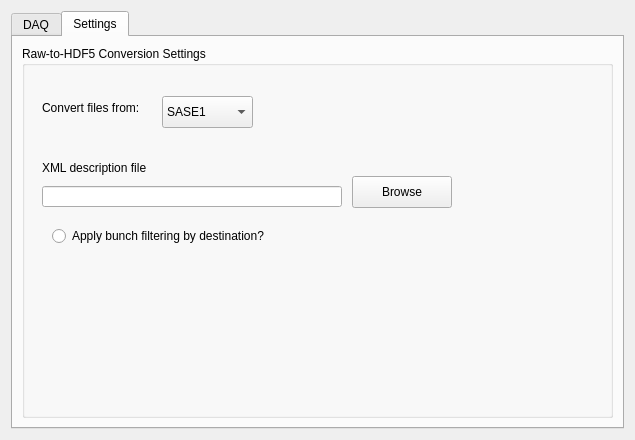
Above: gui/UIDAQ.ui from cgre23/XFEL-DAQ before the change. Below: the same form after it.
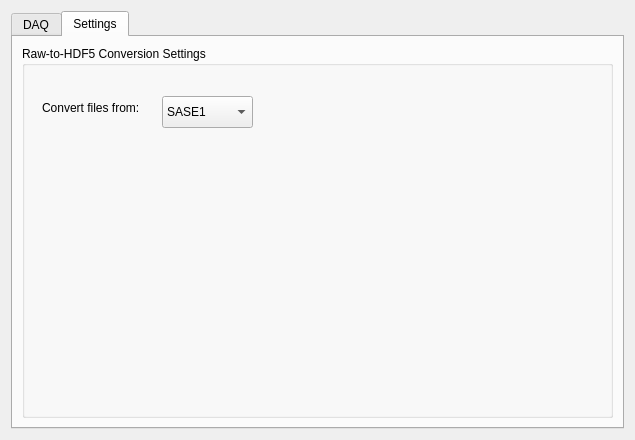
That is the form after the change. The open tabs and pages were chosen to show the change.

Commit message: update new xml files and filtering method. Changed  UI

```diff
--- a/gui/UIDAQ.ui
+++ b/gui/UIDAQ.ui
@@ -93,74 +93,7 @@
          <property name="title">
           <string>Raw-to-HDF5 Conversion Settings</string>
          </property>
-         <widget class="QLabel" name="label_3">
-          <property name="geometry">
-           <rect>
-            <x>20</x>
-            <y>110</y>
-            <width>200</width>
-            <height>24</height>
-           </rect>
-          </property>
-          <property name="maximumSize">
-           <size>
-            <width>200</width>
-            <height>16777215</height>
-           </size>
-          </property>
-          <property name="text">
-           <string>XML description file</string>
-          </property>
-         </widget>
-         <widget class="QLineEdit" name="filenameEdit">
-          <property name="geometry">
-           <rect>
-            <x>20</x>
-            <y>140</y>
-            <width>300</width>
-            <height>21</height>
-           </rect>
-          </property>
-          <property name="maximumSize">
-           <size>
-            <width>300</width>
-            <height>16777215</height>
-           </size>
-          </property>
-         </widget>
-         <widget class="QPushButton" name="browsepb">
-          <property name="geometry">
-           <rect>
-            <x>330</x>
-            <y>130</y>
-            <width>100</width>
-            <height>32</height>
-           </rect>
-          </property>
-          <property name="maximumSize">
-           <size>
-            <width>100</width>
-            <height>16777215</height>
-           </size>
-          </property>
-          <property name="text">
-           <string>Browse</string>
-          </property>
-         </widget>
-         <widget class="QRadioButton" name="radioButton">
-          <property name="geometry">
-           <rect>
-            <x>30</x>
-            <y>180</y>
-            <width>301</width>
-            <height>20</height>
-           </rect>
-          </property>
-          <property name="text">
-           <string>Apply bunch filtering by destination?</string>
-          </property>
-         </widget>
-         <widget class="QComboBox" name="comboBox">
+         <widget class="QComboBox" name="SASEoptions">
           <property name="geometry">
            <rect>
             <x>140</x>
```
Left out of the diff: 2 changed lines with no effect on the pictures. The commit also changes 9 other files.
